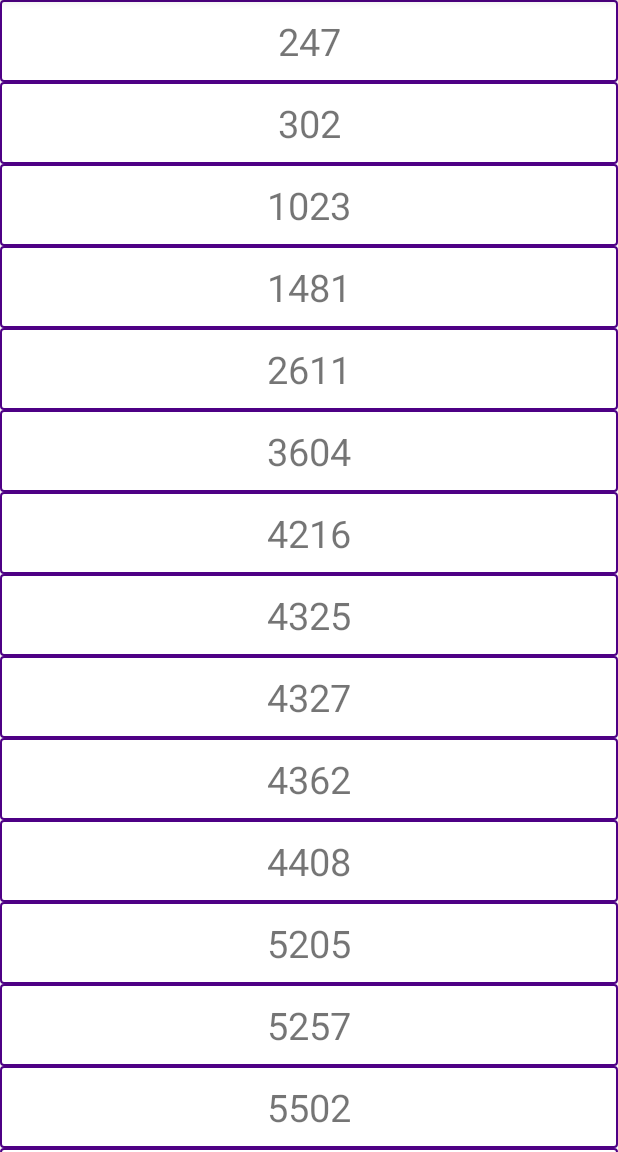
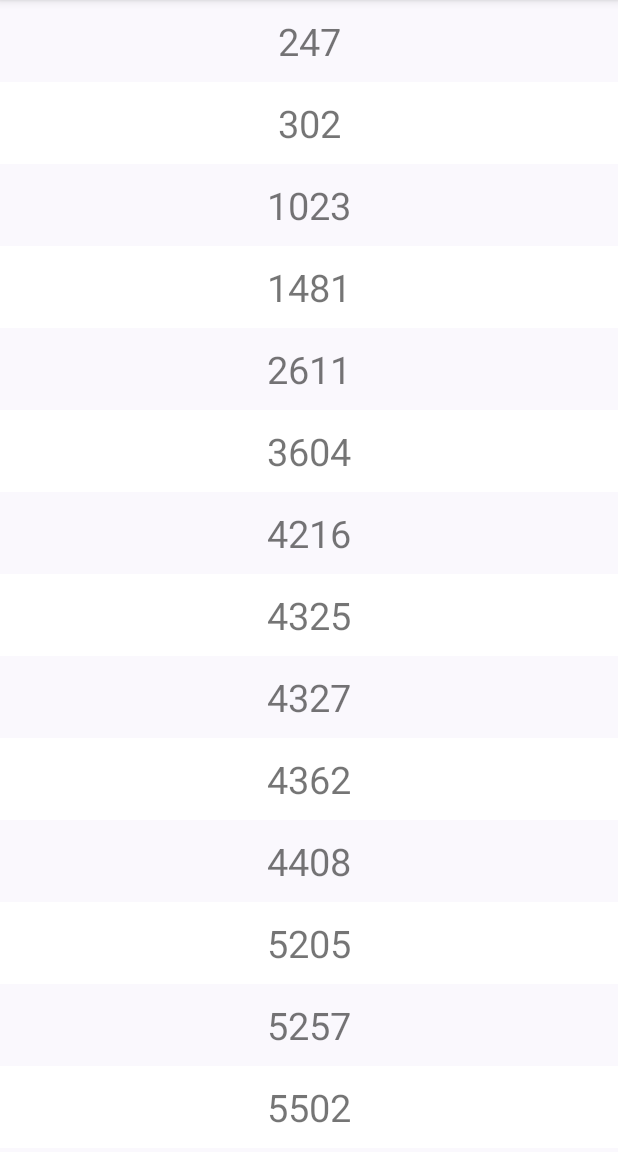
Before and after one commit to Deanxc/GoonSquadScouting, an Android app: the AllianceSelectionActivity screen opened directly, with no data from a screen before it, on a phone screen of 412 x 824 dp, the part 84-1236 px from its top. Run offline under Robolectric (Android 15) with nearby library versions, the phone set to English and light mode, and no system bars.

Commit message:
Changed background color to strikethrough text on alliance selection screen

```diff
--- a/app/src/main/java/com/example/goonsquad/goonsquadscouting/AllianceSelectionActivity.java
+++ b/app/src/main/java/com/example/goonsquad/goonsquadscouting/AllianceSelectionActivity.java
@@ -1,12 +1,14 @@
 package com.example.goonsquad.goonsquadscouting;
 
 import android.graphics.Color;
+import android.graphics.Paint;
 import android.support.v7.app.AppCompatActivity;
 import android.os.Bundle;
 import android.support.v7.widget.LinearLayoutManager;
 import android.support.v7.widget.RecyclerView;
 import android.util.Log;
 import android.view.View;
+import android.widget.TextView;
 
 import java.util.Iterator;
 
@@ -34,14 +36,24 @@ public class AllianceSelectionActivity extends AppCompatActivity implements Team
         //Toast.makeText(this, "You clicked " + adapter.getItem(position) + " on row number " + position, Toast.LENGTH_SHORT).show();
         //Toast.makeText(this, "You clicked tag: " + view.getTag(1), Toast.LENGTH_SHORT).show();
 
+        RecyclerView allTeams = findViewById(R.id.eventTeamList);
+        View row = allTeams.getLayoutManager().findViewByPosition(position);
+
+        TextView tv = row.findViewById(R.id.teamNum);
+        tv.setPaintFlags(Paint.STRIKE_THRU_TEXT_FLAG);
+        adapter.notifyDataSetChanged();
 
         //Changes
+        /*
         Iterator itr = teamList.iterator();
         while (itr.hasNext())
         {
             String x = (String) itr.next();
             if (x.equals(adapter.getItem(position))) {
-                //teamList.remove(position);
+
+                TextView tv = findViewById(R.id.teamNum);
+                tv.setPaintFlags(tv.getPaintFlags() | Paint.STRIKE_THRU_TEXT_FLAG);
+
                 adapter.removeItem(position);
                 adapter.notifyItemRemoved(position);
 
@@ -64,7 +76,9 @@ public class AllianceSelectionActivity extends AppCompatActivity implements Team
                 adapter.notifyDataSetChanged();
 
                 break;
+
             }
         }
+        */
     }
 }
--- a/app/src/main/java/com/example/goonsquad/goonsquadscouting/TeamAdapter.java
+++ b/app/src/main/java/com/example/goonsquad/goonsquadscouting/TeamAdapter.java
@@ -1,6 +1,7 @@
 package com.example.goonsquad.goonsquadscouting;
 
 import android.content.Context;
+import android.graphics.Color;
 import android.support.v7.widget.RecyclerView;
 import android.view.LayoutInflater;
 import android.view.View;
@@ -36,6 +37,17 @@ public class TeamAdapter extends RecyclerView.Adapter<TeamAdapter.ViewHolder> {
     public void onBindViewHolder(ViewHolder holder, int position) {
         String team = mData.get(position);
         holder.myTextView.setText(team);
+
+        if(position %2 == 1)
+        {
+            holder.itemView.setBackgroundColor(Color.parseColor("#FFFFFF"));
+            //  holder.imageView.setBackgroundColor(Color.parseColor("#FFFFFF"));
+        }
+        else
+        {
+            holder.itemView.setBackgroundColor(Color.parseColor("#FFFAF8FD"));
+            //  holder.imageView.setBackgroundColor(Color.parseColor("#FFFAF8FD"));
+        }
     }
 
     // total number of rows
```
